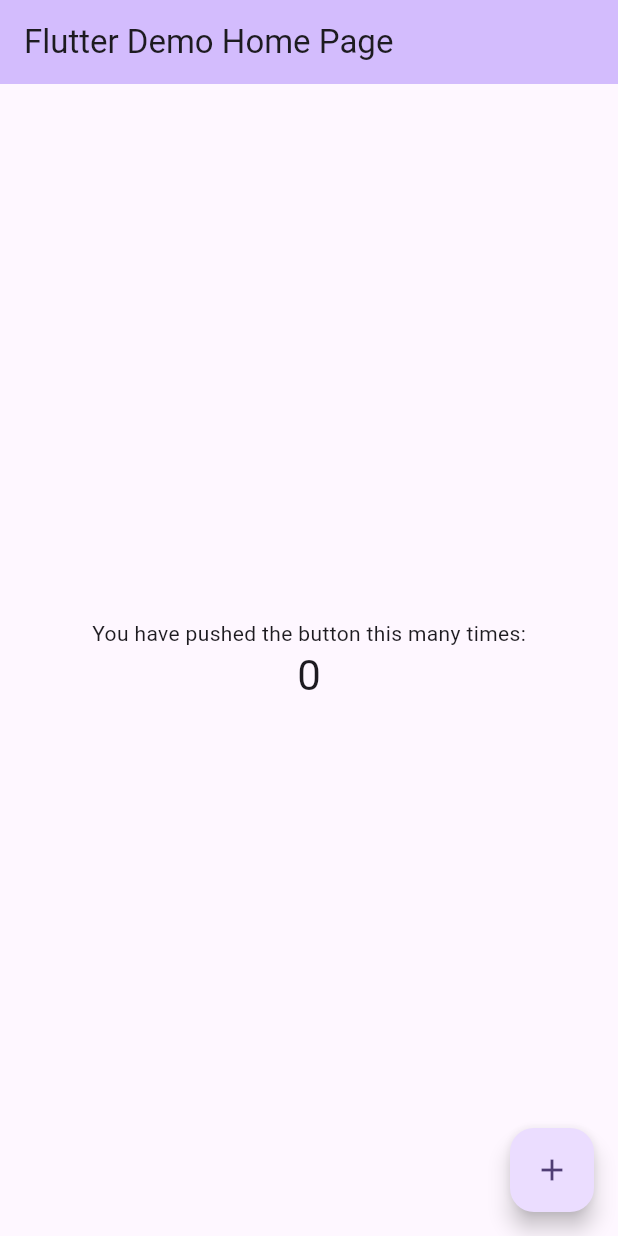
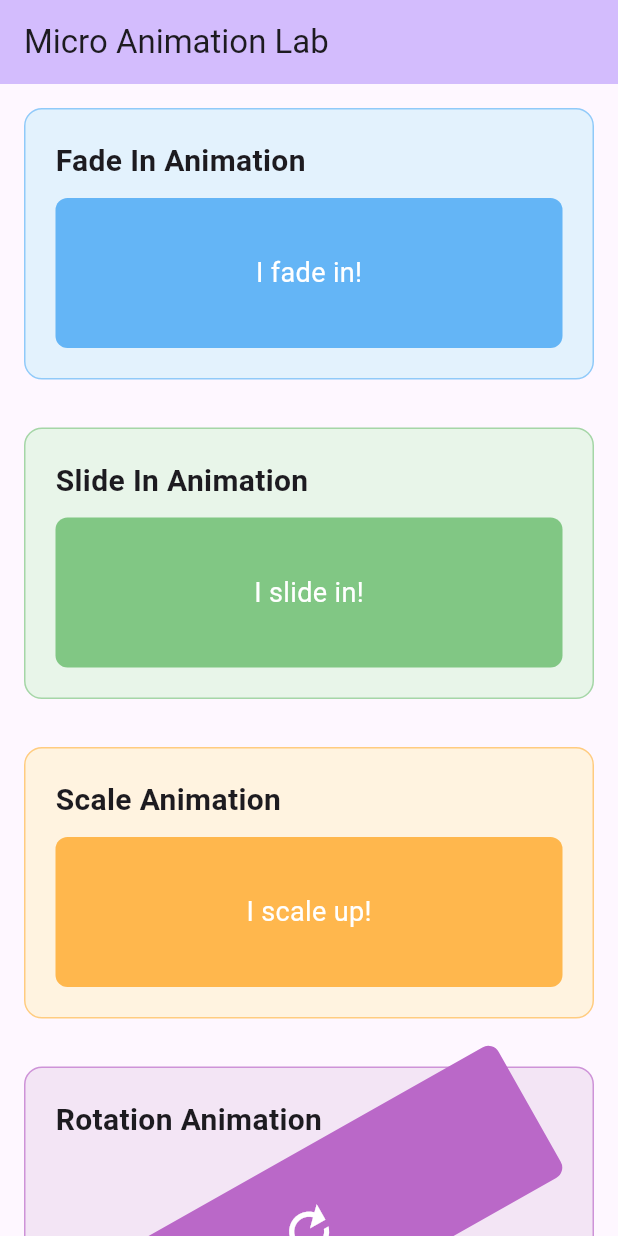
Before and after one commit to codex-yasxh/Micro-Animation-Lab, a Flutter app: the screen it shows after launch, on a phone screen of 412 x 824 dp. Run offline on Flutter 3.47's test engine with Material 3 defaults, Android fonts, the phone set to English and light mode, and no system bars.

Commit message:
adding animations

```diff
--- a/lib/main.dart
+++ b/lib/main.dart
@@ -7,116 +7,408 @@ void main() {
 class MyApp extends StatelessWidget {
   const MyApp({super.key});
 
-  // This widget is the root of your application.
   @override
   Widget build(BuildContext context) {
     return MaterialApp(
-      title: 'Flutter Demo',
+      title: 'Micro Animation Lab',
       theme: ThemeData(
-        // This is the theme of your application.
-        //
-        // TRY THIS: Try running your application with "flutter run". You'll see
-        // the application has a purple toolbar. Then, without quitting the app,
-        // try changing the seedColor in the colorScheme below to Colors.green
-        // and then invoke "hot reload" (save your changes or press the "hot
-        // reload" button in a Flutter-supported IDE, or press "r" if you used
-        // the command line to start the app).
-        //
-        // Notice that the counter didn't reset back to zero; the application
-        // state is not lost during the reload. To reset the state, use hot
-        // restart instead.
-        //
-        // This works for code too, not just values: Most code changes can be
-        // tested with just a hot reload.
         colorScheme: ColorScheme.fromSeed(seedColor: Colors.deepPurple),
+        useMaterial3: true,
       ),
-      home: const MyHomePage(title: 'Flutter Demo Home Page'),
+      home: const AnimationHomePage(),
     );
   }
 }
 
-class MyHomePage extends StatefulWidget {
-  const MyHomePage({super.key, required this.title});
-
-  // This widget is the home page of your application. It is stateful, meaning
-  // that it has a State object (defined below) that contains fields that affect
-  // how it looks.
-
-  // This class is the configuration for the state. It holds the values (in this
-  // case the title) provided by the parent (in this case the App widget) and
-  // used by the build method of the State. Fields in a Widget subclass are
-  // always marked "final".
-
-  final String title;
+class AnimationHomePage extends StatelessWidget {
+  const AnimationHomePage({super.key});
 
   @override
-  State<MyHomePage> createState() => _MyHomePageState();
+  Widget build(BuildContext context) {
+    return Scaffold(
+      appBar: AppBar(
+        backgroundColor: Theme.of(context).colorScheme.inversePrimary,
+        title: const Text('Micro Animation Lab'),
+      ),
+      body: SingleChildScrollView(
+        child: Column(
+          children: [
+            const FadeInSection(),
+            const SlideInSection(),
+            const ScaleSection(),
+            const RotationSection(),
+            const PulseSection(),
+          ],
+        ),
+      ),
+    );
+  }
 }
 
-class _MyHomePageState extends State<MyHomePage> {
-  int _counter = 0;
+class FadeInSection extends StatefulWidget {
+  const FadeInSection({super.key});
 
-  void _incrementCounter() {
-    setState(() {
-      // This call to setState tells the Flutter framework that something has
-      // changed in this State, which causes it to rerun the build method below
-      // so that the display can reflect the updated values. If we changed
-      // _counter without calling setState(), then the build method would not be
-      // called again, and so nothing would appear to happen.
-      _counter++;
-    });
+  @override
+  State<FadeInSection> createState() => _FadeInSectionState();
+}
+
+class _FadeInSectionState extends State<FadeInSection>
+    with SingleTickerProviderStateMixin {
+  late AnimationController _controller;
+  late Animation<double> _animation;
+
+  @override
+  void initState() {
+    super.initState();
+    _controller = AnimationController(
+      duration: const Duration(seconds: 2),
+      vsync: this,
+    );
+    _animation = CurvedAnimation(
+      parent: _controller,
+      curve: Curves.easeIn,
+    );
+    _controller.forward();
+  }
+
+  @override
+  void dispose() {
+    _controller.dispose();
+    super.dispose();
   }
 
   @override
   Widget build(BuildContext context) {
-    // This method is rerun every time setState is called, for instance as done
-    // by the _incrementCounter method above.
-    //
-    // The Flutter framework has been optimized to make rerunning build methods
-    // fast, so that you can just rebuild anything that needs updating rather
-    // than having to individually change instances of widgets.
-    return Scaffold(
-      appBar: AppBar(
-        // TRY THIS: Try changing the color here to a specific color (to
-        // Colors.amber, perhaps?) and trigger a hot reload to see the AppBar
-        // change color while the other colors stay the same.
-        backgroundColor: Theme.of(context).colorScheme.inversePrimary,
-        // Here we take the value from the MyHomePage object that was created by
-        // the App.build method, and use it to set our appbar title.
-        title: Text(widget.title),
+    return Container(
+      margin: const EdgeInsets.all(16),
+      padding: const EdgeInsets.all(20),
+      decoration: BoxDecoration(
+        color: Colors.blue[50],
+        borderRadius: BorderRadius.circular(12),
+        border: Border.all(color: Colors.blue[200]!),
       ),
-      body: Center(
-        // Center is a layout widget. It takes a single child and positions it
-        // in the middle of the parent.
-        child: Column(
-          // Column is also a layout widget. It takes a list of children and
-          // arranges them vertically. By default, it sizes itself to fit its
-          // children horizontally, and tries to be as tall as its parent.
-          //
-          // Column has various properties to control how it sizes itself and
-          // how it positions its children. Here we use mainAxisAlignment to
-          // center the children vertically; the main axis here is the vertical
-          // axis because Columns are vertical (the cross axis would be
-          // horizontal).
-          //
-          // TRY THIS: Invoke "debug painting" (choose the "Toggle Debug Paint"
-          // action in the IDE, or press "p" in the console), to see the
-          // wireframe for each widget.
-          mainAxisAlignment: MainAxisAlignment.center,
-          children: <Widget>[
-            const Text('You have pushed the button this many times:'),
-            Text(
-              '$_counter',
-              style: Theme.of(context).textTheme.headlineMedium,
+      child: Column(
+        crossAxisAlignment: CrossAxisAlignment.start,
+        children: [
+          const Text(
+            'Fade In Animation',
+            style: TextStyle(fontSize: 20, fontWeight: FontWeight.bold),
+          ),
+          const SizedBox(height: 10),
+          FadeTransition(
+            opacity: _animation,
+            child: Container(
+              height: 100,
+              decoration: BoxDecoration(
+                color: Colors.blue[300],
+                borderRadius: BorderRadius.circular(8),
+              ),
+              child: const Center(
+                child: Text(
+                  'I fade in!',
+                  style: TextStyle(color: Colors.white, fontSize: 18),
+                ),
+              ),
             ),
-          ],
-        ),
+          ),
+        ],
       ),
-      floatingActionButton: FloatingActionButton(
-        onPressed: _incrementCounter,
-        tooltip: 'Increment',
-        child: const Icon(Icons.add),
-      ), // This trailing comma makes auto-formatting nicer for build methods.
     );
   }
 }
+
+class SlideInSection extends StatefulWidget {
+  const SlideInSection({super.key});
+
+  @override
+  State<SlideInSection> createState() => _SlideInSectionState();
+}
+
+class _SlideInSectionState extends State<SlideInSection>
+    with SingleTickerProviderStateMixin {
+  late AnimationController _controller;
+  late Animation<Offset> _animation;
+
+  @override
+  void initState() {
+    super.initState();
+    _controller = AnimationController(
+      duration: const Duration(seconds: 1),
+      vsync: this,
+    );
+    _animation = Tween<Offset>(
+      begin: const Offset(-1.0, 0.0),
+      end: Offset.zero,
+    ).animate(CurvedAnimation(
+      parent: _controller,
+      curve: Curves.easeOut,
+    ));
+    _controller.forward();
+  }
+
+  @override
+  void dispose() {
+    _controller.dispose();
+    super.dispose();
+  }
+
+  @override
+  Widget build(BuildContext context) {
+    return Container(
+      margin: const EdgeInsets.all(16),
+      padding: const EdgeInsets.all(20),
+      decoration: BoxDecoration(
+        color: Colors.green[50],
+        borderRadius: BorderRadius.circular(12),
+        border: Border.all(color: Colors.green[200]!),
+      ),
+      child: Column(
+        crossAxisAlignment: CrossAxisAlignment.start,
+        children: [
+          const Text(
+            'Slide In Animation',
+            style: TextStyle(fontSize: 20, fontWeight: FontWeight.bold),
+          ),
+          const SizedBox(height: 10),
+          SlideTransition(
+            position: _animation,
+            child: Container(
+              height: 100,
+              decoration: BoxDecoration(
+                color: Colors.green[300],
+                borderRadius: BorderRadius.circular(8),
+              ),
+              child: const Center(
+                child: Text(
+                  'I slide in!',
+                  style: TextStyle(color: Colors.white, fontSize: 18),
+                ),
+              ),
+            ),
+          ),
+        ],
+      ),
+    );
+  }
+}
+
+class ScaleSection extends StatefulWidget {
+  const ScaleSection({super.key});
+
+  @override
+  State<ScaleSection> createState() => _ScaleSectionState();
+}
+
+class _ScaleSectionState extends State<ScaleSection>
+    with SingleTickerProviderStateMixin {
+  late AnimationController _controller;
+  late Animation<double> _animation;
+
+  @override
+  void initState() {
+    super.initState();
+    _controller = AnimationController(
+      duration: const Duration(milliseconds: 800),
+      vsync: this,
+    );
+    _animation = CurvedAnimation(
+      parent: _controller,
+      curve: Curves.elasticOut,
+    );
+    _controller.forward();
+  }
+
+  @override
+  void dispose() {
+    _controller.dispose();
+    super.dispose();
+  }
+
+  @override
+  Widget build(BuildContext context) {
+    return Container(
+      margin: const EdgeInsets.all(16),
+      padding: const EdgeInsets.all(20),
+      decoration: BoxDecoration(
+        color: Colors.orange[50],
+        borderRadius: BorderRadius.circular(12),
+        border: Border.all(color: Colors.orange[200]!),
+      ),
+      child: Column(
+        crossAxisAlignment: CrossAxisAlignment.start,
+        children: [
+          const Text(
+            'Scale Animation',
+            style: TextStyle(fontSize: 20, fontWeight: FontWeight.bold),
+          ),
+          const SizedBox(height: 10),
+          ScaleTransition(
+            scale: _animation,
+            child: Container(
+              height: 100,
+              decoration: BoxDecoration(
+                color: Colors.orange[300],
+                borderRadius: BorderRadius.circular(8),
+              ),
+              child: const Center(
+                child: Text(
+                  'I scale up!',
+                  style: TextStyle(color: Colors.white, fontSize: 18),
+                ),
+              ),
+            ),
+          ),
+        ],
+      ),
+    );
+  }
+}
+
+class RotationSection extends StatefulWidget {
+  const RotationSection({super.key});
+
+  @override
+  State<RotationSection> createState() => _RotationSectionState();
+}
+
+class _RotationSectionState extends State<RotationSection>
+    with SingleTickerProviderStateMixin {
+  late AnimationController _controller;
+  late Animation<double> _animation;
+
+  @override
+  void initState() {
+    super.initState();
+    _controller = AnimationController(
+      duration: const Duration(seconds: 1),
+      vsync: this,
+    );
+    _animation = CurvedAnimation(
+      parent: _controller,
+      curve: Curves.easeInOut,
+    );
+    _controller.repeat();
+  }
+
+  @override
+  void dispose() {
+    _controller.dispose();
+    super.dispose();
+  }
+
+  @override
+  Widget build(BuildContext context) {
+    return Container(
+      margin: const EdgeInsets.all(16),
+      padding: const EdgeInsets.all(20),
+      decoration: BoxDecoration(
+        color: Colors.purple[50],
+        borderRadius: BorderRadius.circular(12),
+        border: Border.all(color: Colors.purple[200]!),
+      ),
+      child: Column(
+        crossAxisAlignment: CrossAxisAlignment.start,
+        children: [
+          const Text(
+            'Rotation Animation',
+            style: TextStyle(fontSize: 20, fontWeight: FontWeight.bold),
+          ),
+          const SizedBox(height: 10),
+          RotationTransition(
+            turns: _animation,
+            child: Container(
+              height: 100,
+              decoration: BoxDecoration(
+                color: Colors.purple[300],
+                borderRadius: BorderRadius.circular(8),
+              ),
+              child: const Center(
+                child: Icon(
+                  Icons.refresh,
+                  color: Colors.white,
+                  size: 40,
+                ),
+              ),
+            ),
+          ),
+        ],
+      ),
+    );
+  }
+}
+
+class PulseSection extends StatefulWidget {
+  const PulseSection({super.key});
+
+  @override
+  State<PulseSection> createState() => _PulseSectionState();
+}
+
+class _PulseSectionState extends State<PulseSection>
+    with SingleTickerProviderStateMixin {
+  late AnimationController _controller;
+  late Animation<double> _animation;
+
+  @override
+  void initState() {
+    super.initState();
+    _controller = AnimationController(
+      duration: const Duration(milliseconds: 1000),
+      vsync: this,
+    );
+    _animation = Tween<double>(
+      begin: 1.0,
+      end: 1.2,
+    ).animate(CurvedAnimation(
+      parent: _controller,
+      curve: Curves.easeInOut,
+    ));
+    _controller.repeat(reverse: true);
+  }
+
+  @override
+  void dispose() {
+    _controller.dispose();
+    super.dispose();
+  }
+
+  @override
+  Widget build(BuildContext context) {
+    return Container(
+      margin: const EdgeInsets.all(16),
+      padding: const EdgeInsets.all(20),
+      decoration: BoxDecoration(
+        color: Colors.red[50],
+        borderRadius: BorderRadius.circular(12),
+        border: Border.all(color: Colors.red[200]!),
+      ),
+      child: Column(
+        crossAxisAlignment: CrossAxisAlignment.start,
+        children: [
+          const Text(
+            'Pulse Animation',
+            style: TextStyle(fontSize: 20, fontWeight: FontWeight.bold),
+          ),
+          const SizedBox(height: 10),
+          ScaleTransition(
+            scale: _animation,
+            child: Container(
+              height: 100,
+              decoration: BoxDecoration(
+                color: Colors.red[300],
+                borderRadius: BorderRadius.circular(8),
+              ),
+              child: const Center(
+                child: Icon(
+                  Icons.favorite,
+                  color: Colors.white,
+                  size: 40,
+                ),
+              ),
+            ),
+          ),
+        ],
+      ),
+    );
+  }
+}
```
